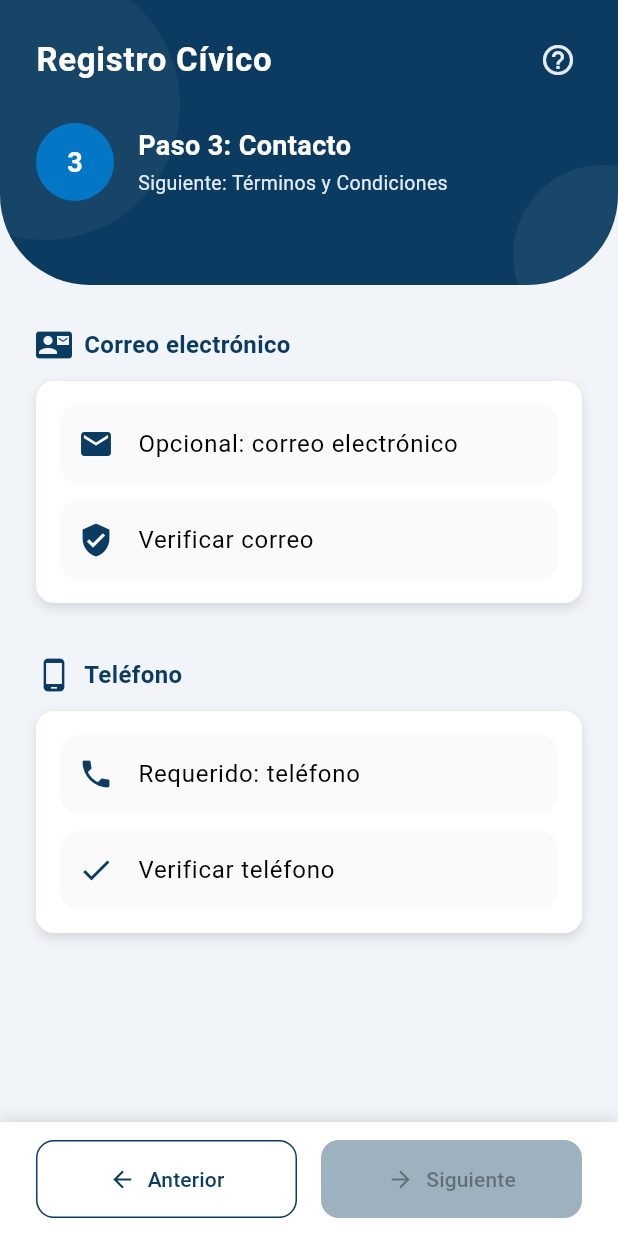
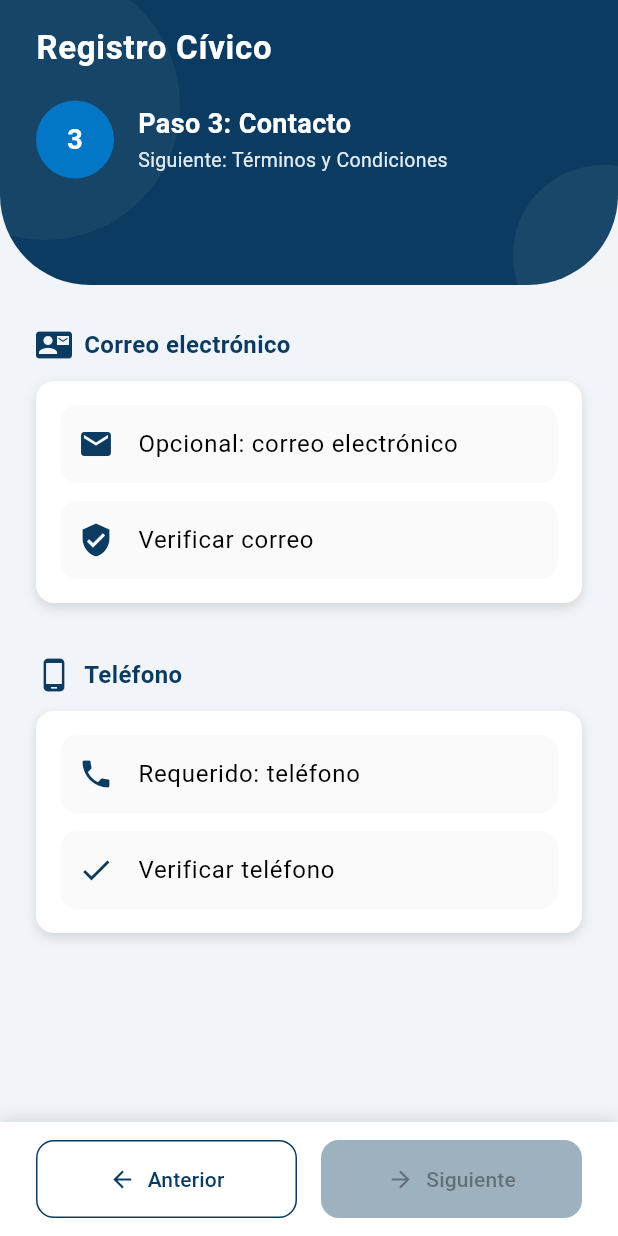
Before and after one commit to Javi1771/CUS-Movil, a Flutter app: the ContactDataScreen screen opened by its route, on a phone screen of 412 x 824 dp. Run offline on Flutter 3.47's test engine with Material 3 defaults, Android fonts, the phone set to English and light mode, and no system bars; our stand-ins replace geocoding, geolocator, google_maps_flutter; missing offline and left inert: syncfusion_flutter_pdfviewer.

Commit message:
iniciar de 0

```diff
--- a/lib/screens/widgets/steap_header.dart
+++ b/lib/screens/widgets/steap_header.dart
@@ -1,9 +1,6 @@
-
 // ignore_for_file: deprecated_member_use
 
 import 'package:flutter/material.dart';
-import '../components/help_button.dart';
-
 
 class PasoHeader extends StatelessWidget {
   final int pasoActual;
@@ -33,6 +30,7 @@ class PasoHeader extends StatelessWidget {
       ),
       child: Stack(
         children: [
+          // círculos decorativos
           Positioned(
             top: -20,
             left: -60,
@@ -60,19 +58,16 @@ class PasoHeader extends StatelessWidget {
               ),
             ),
           ),
+
+          // contenido real del header
           SafeArea(
             bottom: false,
             child: Padding(
-              padding: const EdgeInsets.fromLTRB(24, 16, 16, 16),
+              padding: const EdgeInsets.symmetric(horizontal: 24, vertical: 16),
               child: Column(
                 crossAxisAlignment: CrossAxisAlignment.start,
                 children: [
-                  Row(
-                    mainAxisAlignment: MainAxisAlignment.spaceBetween,
-                    crossAxisAlignment: CrossAxisAlignment.center,
-                    children: [
-                      const Flexible(
-                        child: Text(
+                  const Text(
                     'Registro Cívico',
                     style: TextStyle(
                       color: Colors.white,
@@ -80,15 +75,8 @@ class PasoHeader extends StatelessWidget {
                       fontWeight: FontWeight.bold,
                       letterSpacing: 0.5,
                     ),
-                          overflow: TextOverflow.ellipsis,
-                          maxLines: 1,
                   ),
-                      ),
-                      // Asumiendo que HelpButton viene de cus_movil/components/help_button.dart
-                      HelpButton(iconColor: Colors.white.withOpacity(0.9)),
-                    ],
-                  ),
-                  const SizedBox(height: 18),
+                  const SizedBox(height: 20),
                   Row(
                     children: [
                       CircleAvatar(
@@ -108,30 +96,20 @@ class PasoHeader extends StatelessWidget {
                         child: Column(
                           crossAxisAlignment: CrossAxisAlignment.start,
                           children: [
-                            Flexible(
-                              // Envolver el Text con Flexible
-                              child: Text(
+                            Text(
                               'Paso $pasoActual: $tituloPaso',
                               style: const TextStyle(
                                 fontSize: 18,
                                 fontWeight: FontWeight.bold,
                                 color: Colors.white,
                               ),
-                                maxLines: 1,
-                                overflow: TextOverflow.ellipsis,
-                              ),
                             ),
                             const SizedBox(height: 2),
-                            Flexible(
-                              // Envolver el Text con Flexible
-                              child: Text(
+                            Text(
                               'Siguiente: $tituloSiguiente',
                               style: const TextStyle(
                                 color: Color(0xFFE2ECF4),
                                 fontSize: 13,
-                                ),
-                                maxLines: 1,
-                                overflow: TextOverflow.ellipsis,
                               ),
                             ),
                           ],
```
Also changed, not shown: lib/screens/person_type_screen.dart (line endings or trailing spaces). Lines whose indentation alone changed are shown as unchanged.
